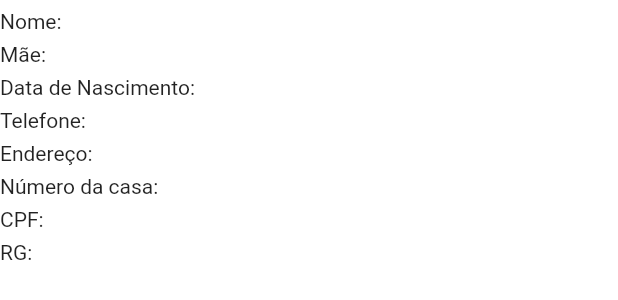
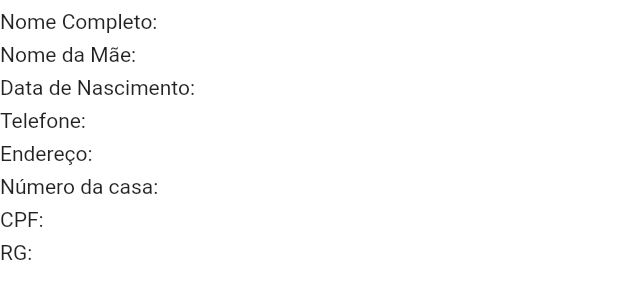
Before and after one commit to EduCsg/FastForm, a Flutter app: what informacoesCorretas() shows on an empty page, opened directly with empty values, on a phone screen of 412 x 824 dp. Shown: the top 300 px of the screen. Run offline on Flutter 3.47's test engine with Material 2 defaults, Android fonts, the phone set to English and light mode, and no system bars; our stand-ins replace barcode_widget, flutter_speed_dial, flutter_svg, fluttertoast, page_transition, shared_preferences and 1 more; missing offline and left inert: flutter_barcode_scanner; accounts and stored records are empty.

Commit message:
Altera textos de confirmação

```diff
--- a/lib/screens/home/components/info_corretas.dart
+++ b/lib/screens/home/components/info_corretas.dart
@@ -18,18 +18,18 @@ Column informacoesCorretas(
       const SizedBox(
         height: 6,
       ),
-      Text('Nome: ${nomeInput.text}'),
+      Text('Nome Completo: ${nomeInput.text}'),
       const SizedBox(
         height: 6,
       ),
-      Text('Mãe: ${maeInput.text}'),
+      Text('Nome da Mãe: ${maeInput.text}'),
       const SizedBox(
         height: 6,
       ),
       paiInput.text.isNotEmpty
           ? Column(
               children: [
-                Text('Pai: ${paiInput.text}'),
+                Text('Nome do Pai: ${paiInput.text}'),
                 const SizedBox(
                   height: 6,
                 ),
@@ -67,7 +67,7 @@ Column informacoesCorretas(
               height: 0,
             )
           : Text(
-              'Medicamentos Controlados: ${lists.medicamentoListString.toString().replaceAll('[', '').replaceAll(']', '')}'),
+              'Seus Medicamentos Controlados: \n${lists.medicamentoListString.toString().replaceAll('[', '').replaceAll(']', '')}'),
     ],
   );
 }
```
